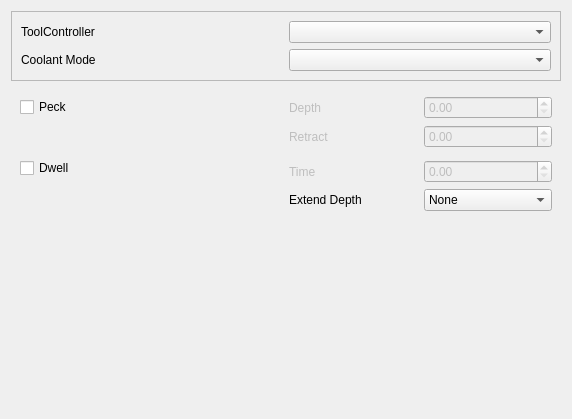
This is src/Mod/Path/Gui/Resources/panels/PageOpDrillingEdit.ui in berndhahnebach/All_FreeCAD as Qt 5 draws it before an edit. The edited form follows.
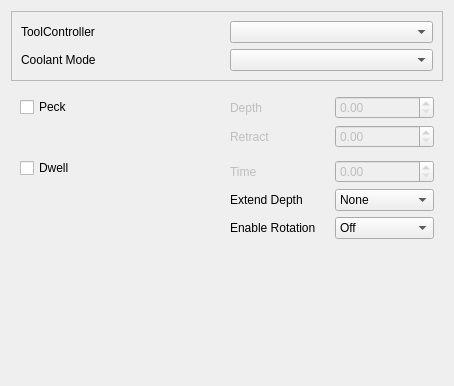
This is the edited form. Custom widgets are drawn as their Qt base class.

Commit message: Added 4th axis support to drilling GUI

```diff
--- a/src/Mod/Path/Gui/Resources/panels/PageOpDrillingEdit.ui
+++ b/src/Mod/Path/Gui/Resources/panels/PageOpDrillingEdit.ui
@@ -6,8 +6,8 @@
    <rect>
     <x>0</x>
     <y>0</y>
-    <width>572</width>
-    <height>419</height>
+    <width>454</width>
+    <height>386</height>
    </rect>
   </property>
   <property name="windowTitle">
@@ -154,6 +154,37 @@
         </item>
        </widget>
       </item>
+      <item row="8" column="6">
+       <widget class="QComboBox" name="enableRotation">
+        <item>
+         <property name="text">
+          <string>Off</string>
+         </property>
+        </item>
+        <item>
+         <property name="text">
+          <string>A(x)</string>
+         </property>
+        </item>
+        <item>
+         <property name="text">
+          <string>B(y)</string>
+         </property>
+        </item>
+        <item>
+         <property name="text">
+          <string>A &amp; B</string>
+         </property>
+        </item>
+       </widget>
+      </item>
+      <item row="8" column="4">
+       <widget class="QLabel" name="label">
+        <property name="text">
+         <string>Enable Rotation</string>
+        </property>
+       </widget>
+      </item>
      </layout>
     </widget>
    </item>
```
The commit also changes 1 other file.
